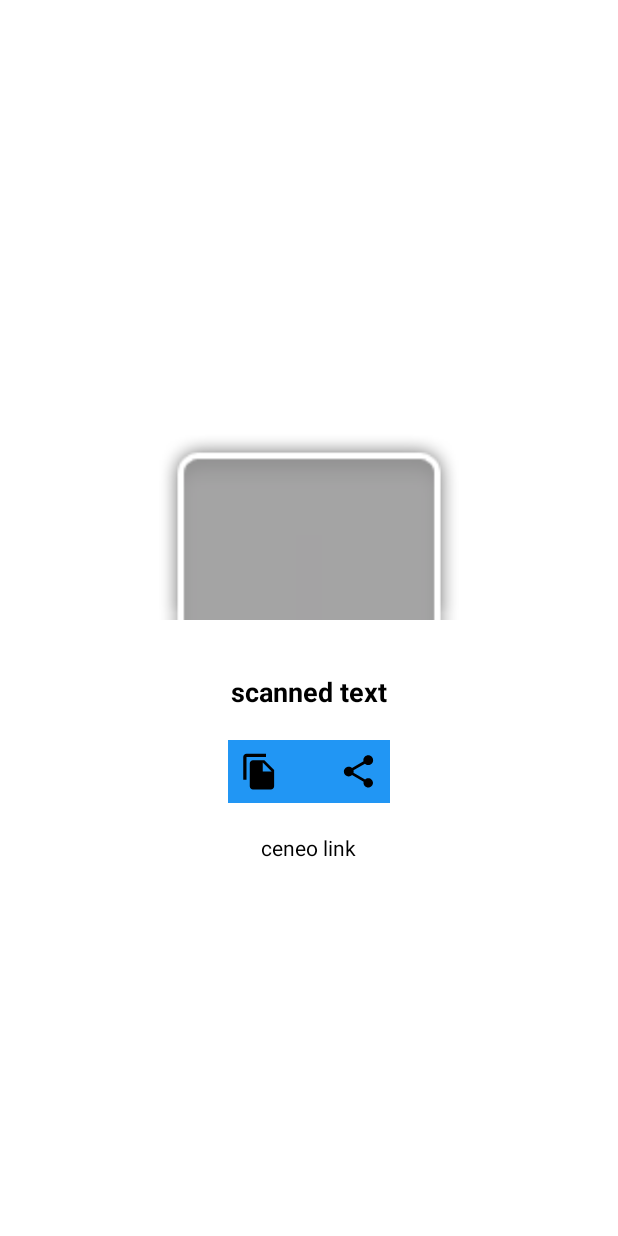
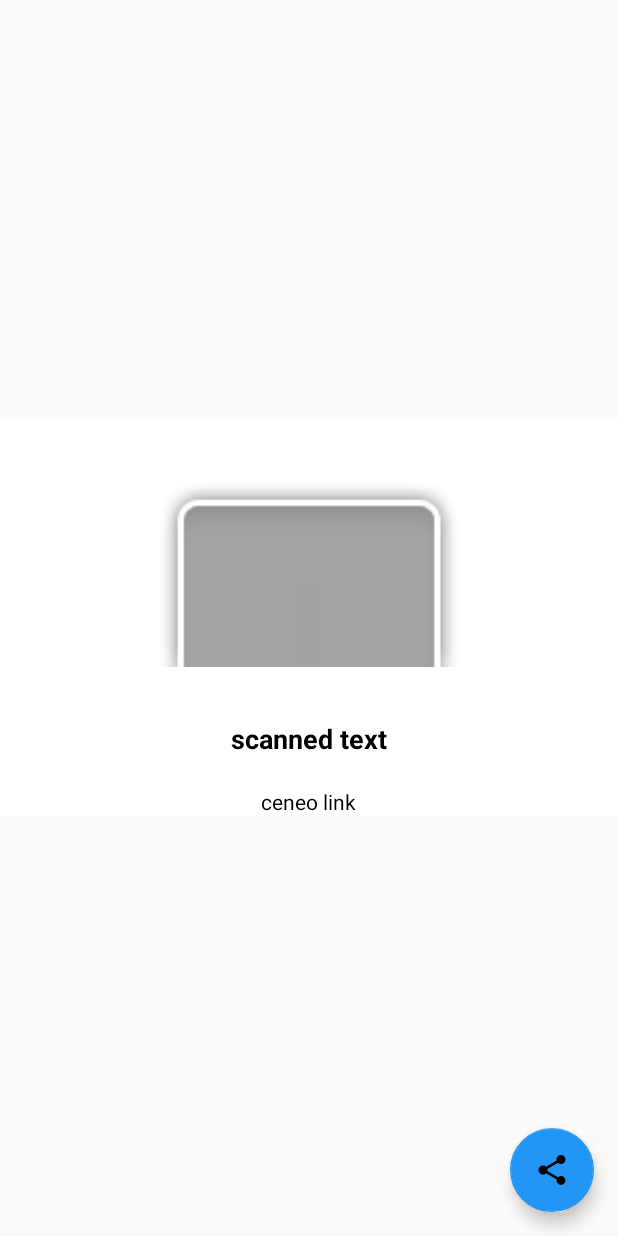
Before and after one commit to Praeterii/Scanner, an Android app: the layout activity_result.xml on its own in the app's theme, with its tools: preview values and no code run, on a phone screen of 412 x 824 dp. Run offline under Robolectric (Android 15) with nearby library versions, the phone set to English and light mode, and no system bars.

Commit message:
Remove copy button and move share to fab

```diff
--- a/app/build.gradle
+++ b/app/build.gradle
@@ -34,9 +34,10 @@ android {
 dependencies {
     implementation fileTree(dir: 'libs', include: ['*.jar'])
     implementation "org.jetbrains.kotlin:kotlin-stdlib-jdk7:$kotlin_version"
-    implementation('com.journeyapps:zxing-android-embedded:4.1.0') { transitive = false }
+    implementation('com.journeyapps:zxing-android-embedded:4.3.0') { transitive = false }
     implementation 'com.google.zxing:core:3.5.0'
     implementation 'androidx.appcompat:appcompat:1.4.2'
+    implementation 'com.google.android.material:material:1.6.1'
     testImplementation 'junit:junit:4.12'
     androidTestImplementation 'androidx.test.ext:junit:1.1.3'
     androidTestImplementation 'androidx.test.espresso:espresso-core:3.4.0'
--- a/app/src/main/java/preaterii/scanner/ResultActivity.kt
+++ b/app/src/main/java/preaterii/scanner/ResultActivity.kt
@@ -1,8 +1,5 @@
 package preaterii.scanner
 
-import android.content.ClipData
-import android.content.ClipboardManager
-import android.content.Context
 import android.content.Intent
 import android.os.Bundle
 import android.text.TextUtils
@@ -30,13 +27,7 @@ class ResultActivity : AppCompatActivity() {
             addBarcodeText(findViewById(R.id.barcodeTV), contents)
             addBarcodeImage(findViewById(R.id.codeIV), contents)
             addCeneoLink(findViewById(R.id.ceneoTV), contents)
-            findViewById<View>(R.id.copyIV).setOnClickListener {
-                val clipboard: ClipboardManager =
-                    getSystemService(Context.CLIPBOARD_SERVICE) as ClipboardManager
-                val clip = ClipData.newPlainText("barcode", contents)
-                clipboard.setPrimaryClip(clip)
-            }
-            findViewById<View>(R.id.shareIV).setOnClickListener {
+            findViewById<View>(R.id.fab).setOnClickListener {
                 val sendIntent: Intent = Intent().apply {
                     action = Intent.ACTION_SEND
                     putExtra(Intent.EXTRA_TEXT, contents)
--- a/app/src/main/res/drawable/ic_file_copy_black.xml
+++ /dev/null
@@ -1,9 +0,0 @@
-<vector xmlns:android="http://schemas.android.com/apk/res/android"
-    android:width="18dp"
-    android:height="18dp"
-    android:viewportWidth="24"
-    android:viewportHeight="24">
-  <path
-      android:pathData="M16,1L4,1c-1.1,0 -2,0.9 -2,2v14h2L4,3h12L16,1zM15,5l6,6v10c0,1.1 -0.9,2 -2,2L7.99,23C6.89,23 6,22.1 6,21l0.01,-14c0,-1.1 0.89,-2 1.99,-2h7zM14,12h5.5L14,6.5L14,12z"
-      android:fillColor="#000000"/>
-</vector>
--- a/app/src/main/res/layout/activity_result.xml
+++ b/app/src/main/res/layout/activity_result.xml
@@ -1,10 +1,15 @@
 <?xml version="1.0" encoding="utf-8"?>
-<LinearLayout xmlns:android="http://schemas.android.com/apk/res/android"
+<FrameLayout xmlns:android="http://schemas.android.com/apk/res/android"
     xmlns:tools="http://schemas.android.com/tools"
     android:layout_width="match_parent"
-    android:layout_height="match_parent"
+    android:layout_height="match_parent">
+
+    <LinearLayout
+        android:layout_width="match_parent"
+        android:layout_height="wrap_content"
+        android:layout_gravity="center"
         android:background="@color/backgroundColor"
-    android:gravity="center"
+        android:gravity="center_horizontal"
         android:orientation="vertical">
 
         <ImageView
@@ -27,30 +32,6 @@
             android:textStyle="bold"
             tools:text="scanned text" />
 
-    <LinearLayout
-        android:layout_width="wrap_content"
-        android:layout_height="wrap_content"
-        android:layout_marginTop="20dp"
-        android:background="@color/colorAccent">
-
-        <ImageView
-            android:id="@+id/copyIV"
-            android:layout_width="42dp"
-            android:layout_height="42dp"
-            android:layout_marginEnd="24dp"
-            android:background="?android:attr/selectableItemBackground"
-            android:padding="8dp"
-            android:src="@drawable/ic_file_copy_black" />
-
-        <ImageView
-            android:id="@+id/shareIV"
-            android:layout_width="42dp"
-            android:layout_height="42dp"
-            android:background="?android:attr/selectableItemBackground"
-            android:padding="8dp"
-            android:src="@drawable/ic_share_black" />
-    </LinearLayout>
-
         <TextView
             android:id="@+id/ceneoTV"
             android:layout_width="wrap_content"
@@ -59,3 +40,13 @@
             android:textColor="@color/textColor"
             tools:text="ceneo link" />
     </LinearLayout>
+
+    <com.google.android.material.floatingactionbutton.FloatingActionButton
+        android:id="@+id/fab"
+        android:layout_width="wrap_content"
+        android:layout_height="wrap_content"
+        android:layout_gravity="end|bottom"
+        android:layout_margin="16dp"
+        android:contentDescription="@string/share"
+        android:src="@drawable/ic_share_black" />
+</FrameLayout>
--- a/app/src/main/res/values/strings.xml
+++ b/app/src/main/res/values/strings.xml
@@ -1,3 +1,4 @@
 <resources>
     <string name="app_name">Scanner</string>
+    <string name="share">Share barcode</string>
 </resources>
--- a/app/src/main/res/values/styles.xml
+++ b/app/src/main/res/values/styles.xml
@@ -7,5 +7,4 @@
         <item name="colorPrimaryDark">@color/colorPrimaryDark</item>
         <item name="colorAccent">@color/colorAccent</item>
     </style>
-
 </resources>
```
Lines whose indentation alone changed are shown as unchanged.
